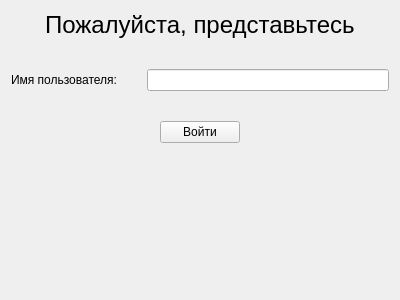
This is training/loginform.ui in TheMrButcher/offline-mentor as Qt 5 draws it before an edit. The edited form follows.
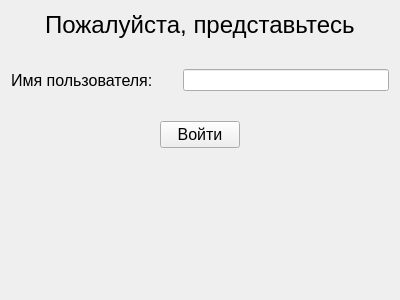
This is the edited form.

What changed in the file:
```diff
--- a/training/loginform.ui
+++ b/training/loginform.ui
@@ -63,6 +63,11 @@
     <layout class="QHBoxLayout" name="horizontalLayout">
      <item>
       <widget class="QLabel" name="label">
+       <property name="font">
+        <font>
+         <pointsize>12</pointsize>
+        </font>
+       </property>
        <property name="text">
         <string>Имя пользователя:</string>
        </property>
@@ -93,6 +98,11 @@
        <property name="enabled">
         <bool>true</bool>
        </property>
+       <property name="font">
+        <font>
+         <pointsize>12</pointsize>
+        </font>
+       </property>
        <property name="text">
         <string>Войти</string>
        </property>
```
